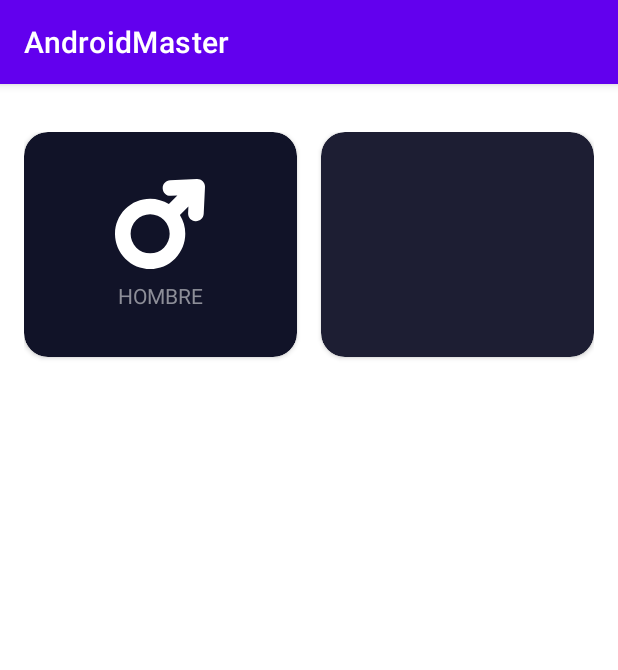
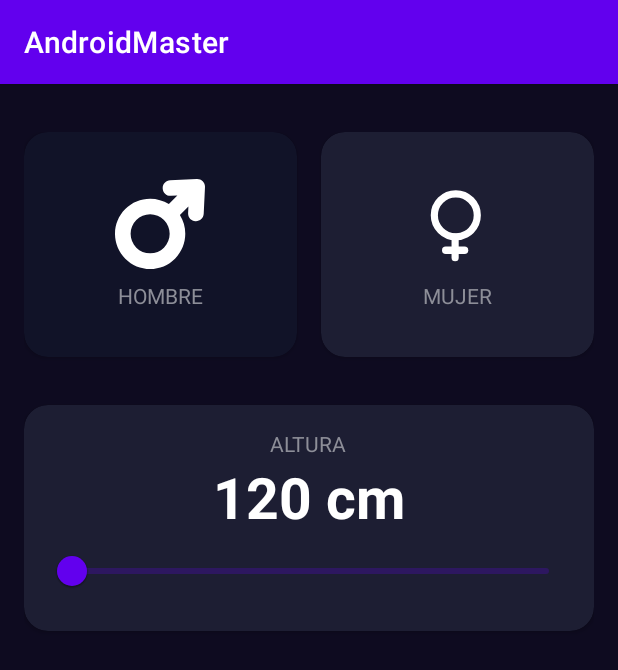
Before and after one commit to wmp84/AndroidMaster, an Android app: the ImcCalculatorActivity screen opened directly, with no data from a screen before it, on a phone screen of 412 x 824 dp. Shown: the top 670 px of the screen. Run offline under Robolectric (Android 15) with nearby library versions, the phone set to English and light mode, and no system bars.

Commit message:
IMC parte 2

```diff
--- a/app/src/main/java/com/example/androidmaster/imccalculator/ImcCalculatorActivity.kt
+++ b/app/src/main/java/com/example/androidmaster/imccalculator/ImcCalculatorActivity.kt
@@ -2,11 +2,62 @@ package com.example.androidmaster.imccalculator
 
 import androidx.appcompat.app.AppCompatActivity
 import android.os.Bundle
+import androidx.cardview.widget.CardView
+import androidx.core.content.ContextCompat
 import com.example.androidmaster.R
 
 class ImcCalculatorActivity : AppCompatActivity() {
+
+    private var isMaleSelected: Boolean = true
+    private var isFemaleSelected: Boolean = false
+
+    private lateinit var viewMale: CardView
+    private lateinit var viewFemale: CardView
     override fun onCreate(savedInstanceState: Bundle?) {
         super.onCreate(savedInstanceState)
         setContentView(R.layout.activity_imc_calculator)
+        initComponents()
+        initListeners()
+        initUI()
+    }
+
+    private fun initComponents() {
+        viewMale = findViewById(R.id.viewMale)
+        viewFemale = findViewById(R.id.viewFemale)
+    }
+
+    private fun initListeners() {
+        viewMale.setOnClickListener {
+            changeGender()
+            setGenderColor()
+        }
+        viewFemale.setOnClickListener {
+            changeGender()
+            setGenderColor()
+        }
+    }
+
+    private fun changeGender() {
+        isMaleSelected = !isMaleSelected
+        isFemaleSelected = !isFemaleSelected
+    }
+
+    private fun setGenderColor() {
+
+        viewMale.setCardBackgroundColor(getBackgroundColor(isMaleSelected))
+        viewFemale.setCardBackgroundColor(getBackgroundColor(isFemaleSelected))
+    }
+
+    private fun getBackgroundColor(isSelectedComponent: Boolean): Int {
+        val colorReference = if (isSelectedComponent) {
+            R.color.background_component_selected
+        } else {
+            R.color.background_component
+        }
+        return ContextCompat.getColor(this, colorReference)
+    }
+
+    private fun initUI() {
+        setGenderColor()
     }
 }
--- a/app/src/main/res/layout/activity_imc_calculator.xml
+++ b/app/src/main/res/layout/activity_imc_calculator.xml
@@ -4,6 +4,7 @@
     xmlns:tools="http://schemas.android.com/tools"
     android:layout_width="match_parent"
     android:layout_height="match_parent"
+    android:background="@color/background_app"
     android:paddingHorizontal="16dp"
     android:paddingVertical="32dp"
     tools:context=".imccalculator.ImcCalculatorActivity">
@@ -13,9 +14,9 @@
         android:layout_width="0dp"
         android:layout_height="150dp"
         android:layout_marginEnd="16dp"
+        app:cardBackgroundColor="@color/background_component_selected"
         app:cardCornerRadius="16dp"
         app:layout_constraintEnd_toStartOf="@+id/viewFemale"
-        app:cardBackgroundColor="@color/background_component_selected"
         app:layout_constraintStart_toStartOf="parent"
         app:layout_constraintTop_toTopOf="parent">
 
@@ -29,16 +30,16 @@
                 android:layout_width="60dp"
                 android:layout_height="60dp"
                 android:layout_marginBottom="8dp"
-                app:tint="@color/white"
-                android:src="@drawable/ic_male"/>
+                android:src="@drawable/ic_male"
+                app:tint="@color/white" />
 
             <TextView
                 android:layout_width="wrap_content"
                 android:layout_height="wrap_content"
-                android:text="Hombre"
+                android:text="@string/male"
 
                 android:textAllCaps="true"
-                android:textColor="@color/title_text"/>
+                android:textColor="@color/title_text" />
 
         </androidx.appcompat.widget.LinearLayoutCompat>
     </androidx.cardview.widget.CardView>
@@ -48,12 +49,73 @@
         android:layout_width="0dp"
         android:layout_height="150dp"
 
+        app:cardBackgroundColor="@color/background_component"
         app:cardCornerRadius="16dp"
+        app:layout_constraintEnd_toEndOf="parent"
         app:layout_constraintStart_toEndOf="@+id/viewMale"
-        app:cardBackgroundColor="@color/background_component"
-        app:layout_constraintEnd_toEndOf="parent"
-        app:layout_constraintTop_toTopOf="parent"
-        >
+        app:layout_constraintTop_toTopOf="parent">
+
+        <androidx.appcompat.widget.LinearLayoutCompat
+            android:layout_width="match_parent"
+            android:layout_height="match_parent"
+            android:gravity="center"
+            android:orientation="vertical">
+
+            <ImageView
+                android:layout_width="60dp"
+                android:layout_height="60dp"
+                android:src="@drawable/ic_female"
+                app:tint="@color/white" />
+
+            <TextView
+                android:layout_width="wrap_content"
+                android:layout_height="wrap_content"
+                android:layout_marginTop="8dp"
+                android:text="@string/female"
+                android:textAllCaps="true"
+                android:textColor="@color/title_text" />
+
+        </androidx.appcompat.widget.LinearLayoutCompat>
     </androidx.cardview.widget.CardView>
 
+    <androidx.cardview.widget.CardView
+        android:layout_width="0dp"
+        android:layout_height="wrap_content"
+        android:layout_marginTop="32dp"
+        app:cardBackgroundColor="@color/background_component"
+        app:cardCornerRadius="16dp"
+        app:layout_constraintEnd_toEndOf="parent"
+        app:layout_constraintStart_toStartOf="parent"
+        app:layout_constraintTop_toBottomOf="@id/viewMale">
+
+        <androidx.appcompat.widget.LinearLayoutCompat
+            android:layout_width="match_parent"
+            android:layout_height="wrap_content"
+            android:gravity="center"
+            android:layout_margin="16dp"
+            android:orientation="vertical">
+
+            <TextView
+                android:layout_width="wrap_content"
+                android:layout_height="wrap_content"
+                android:text="@string/height"
+                android:textAllCaps="true"
+                android:textColor="@color/title_text" />
+
+            <TextView
+                android:id="@+id/tvHeight"
+                android:text="120 cm"
+                android:textSize="38sp"
+                android:textStyle="bold"
+                android:textColor="@color/white"
+                android:layout_width="wrap_content"
+                android:layout_height="wrap_content"/>
+
+            <com.google.android.material.slider.RangeSlider
+                android:id="@+id/rsHeight"
+                android:layout_width="match_parent"
+                android:layout_height="wrap_content"/>
+
+        </androidx.appcompat.widget.LinearLayoutCompat>
+    </androidx.cardview.widget.CardView>
 </androidx.constraintlayout.widget.ConstraintLayout>
--- a/app/src/main/res/values/strings.xml
+++ b/app/src/main/res/values/strings.xml
@@ -1,4 +1,7 @@
 <resources>
     <string name="app_name">AndroidMaster</string>
     <string name="btnStart_string">Press</string>
+    <string name="male">Hombre</string>
+    <string name="female">Mujer</string>
+    <string name="height">Altura</string>
 </resources>
```
